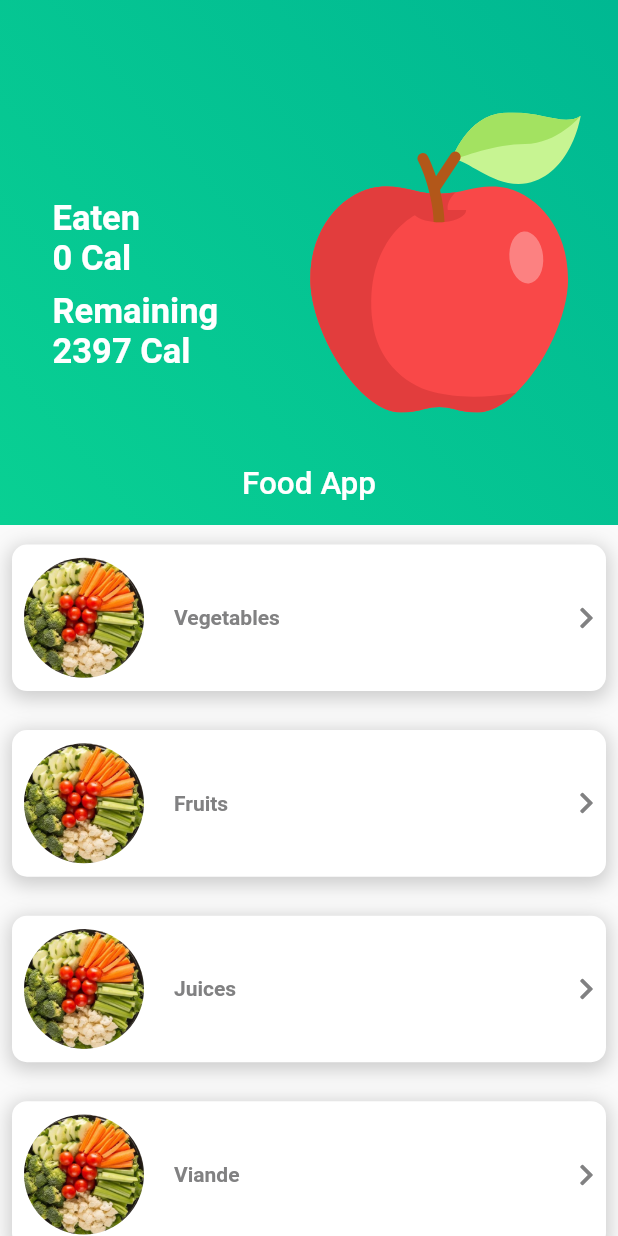
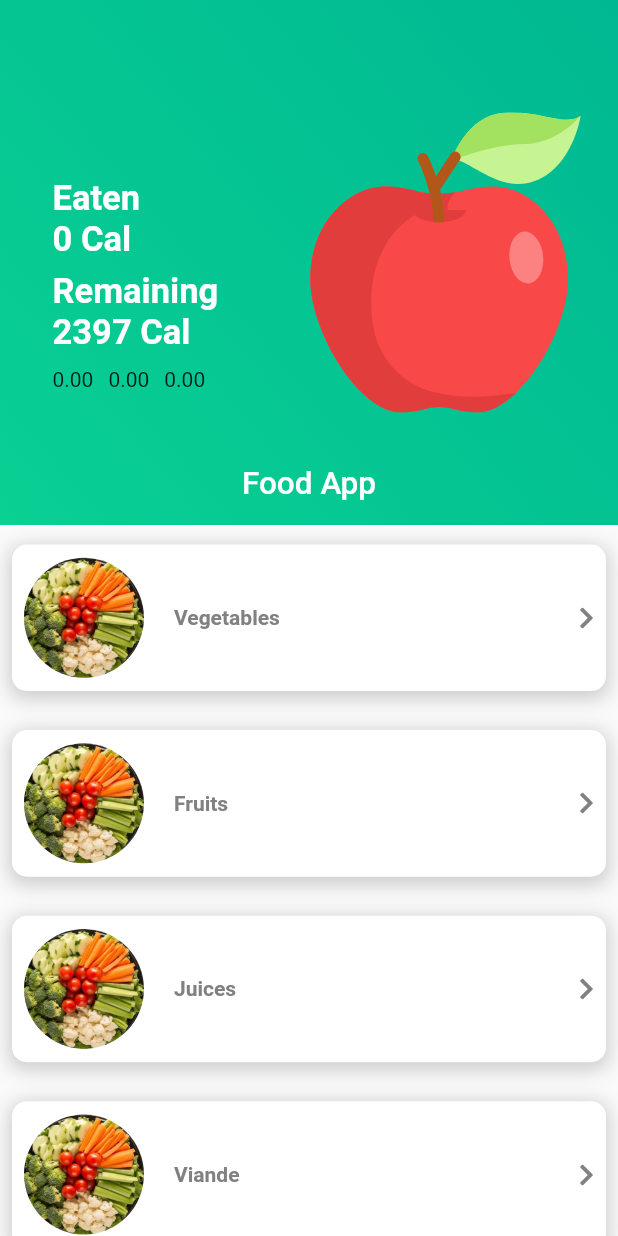
Before and after one commit to ahmed-elmenan/calories_in_food_app, a Flutter app: the page_details screen opened directly, after a tap on the "arrow back" icon, on a phone screen of 412 x 824 dp. Run offline on Flutter 3.47's test engine with Material 2 defaults, Android fonts, the phone set to English and light mode, and no system bars; our stand-ins replace flutter_svg, font_awesome_flutter.

Commit message:
fix display nan value in card_details and add fonction to calculate carb and fat ... and display them in the home_header

```diff
--- a/lib/features/home/presentation/pages/page_details.dart
+++ b/lib/features/home/presentation/pages/page_details.dart
@@ -36,7 +36,10 @@ class _page_detailsState extends State<page_details> {
 
   addKcal() {
     setState(() {
-      Card_details.globaleKcal;
+      Card_details.calories;
+      Card_details.carb;
+      Card_details.fat;
+      Card_details.proteins;
     });
   }
 
--- a/lib/features/home/presentation/widgets/home_header.dart
+++ b/lib/features/home/presentation/widgets/home_header.dart
@@ -31,17 +31,29 @@ class _HomeHeaderState extends State<HomeHeader> {
               crossAxisAlignment: CrossAxisAlignment.start,
               children: [
                 Text("Eaten", style: headertextStyle),
-                Text("${Card_details.globaleKcal} Cal", style: headertextStyle),
+                Text("${Card_details.calories} Cal", style: headertextStyle),
                 SizedBox(height: 8),
                 Text("Remaining", style: headertextStyle),
                 Text("2397 Cal", style: headertextStyle),
+                SizedBox(height: 10),
+                Row(
+                  mainAxisAlignment: MainAxisAlignment.center,
+                  crossAxisAlignment: CrossAxisAlignment.start,
+                  children: [
+                    Text("${Card_details.carb.toStringAsFixed(2)}"),
+                    SizedBox(width: 10),
+                    Text("${Card_details.fat.toStringAsFixed(2)}"),
+                    SizedBox(width: 10),
+                    Text("${Card_details.proteins.toStringAsFixed(2)}"),
+                  ],
+                )
               ],
             ),
           ),
           SvgPicture.asset(
             "assets/images/apple_home_logo.svg",
             height: 200,
-          )
+          ),
         ],
       ),
     );
```
Also changed, not shown: lib/features/home/presentation/widgets/card_details.dart (+20 -7 lines).
